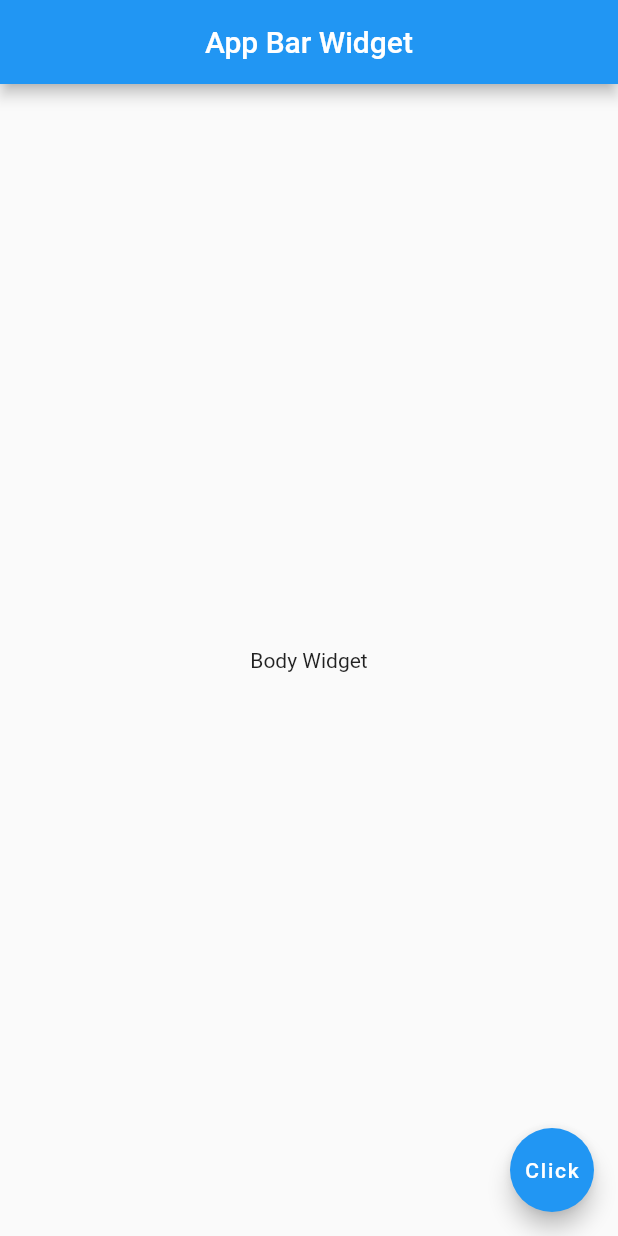
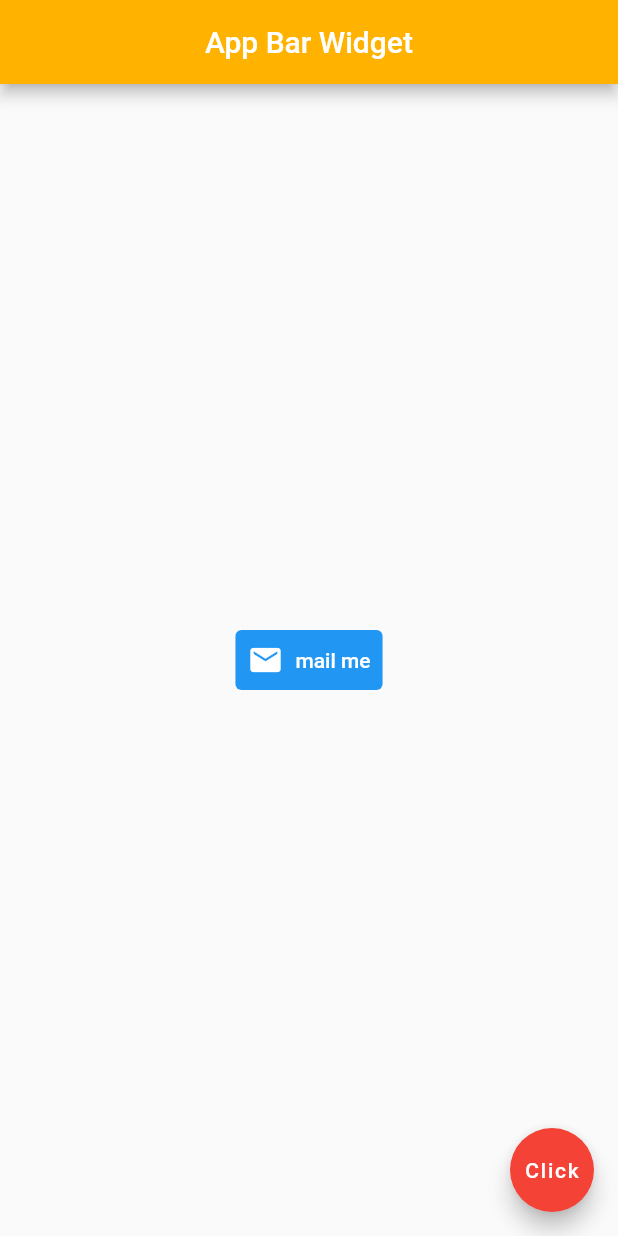
Before and after one commit to metinyildiran/hello_flutter, a Flutter app: the screen it shows after launch, on a phone screen of 412 x 824 dp. Run offline on Flutter 3.47's test engine with Material 2 defaults, Android fonts, the phone set to English and light mode, and no system bars.

Commit message:
Added button

```diff
--- a/lib/main.dart
+++ b/lib/main.dart
@@ -1,17 +1,33 @@
 import 'package:flutter/material.dart';
 
-void main() => runApp(MaterialApp(
-      home: Scaffold(
+void main() => runApp(const MaterialApp(home: Home()));
+
+class Home extends StatelessWidget {
+  const Home({Key? key}) : super(key: key);
+
+  @override
+  Widget build(BuildContext context) {
+    return Scaffold(
       appBar: AppBar(
         title: const Text("App Bar Widget"),
         centerTitle: true,
+        backgroundColor: Colors.amber[600],
       ),
-        body: const Center(
-          child: Text("Body Widget"),
+      body: Center(
+          child: TextButton.icon(
+        style: ButtonStyle(
+          foregroundColor: MaterialStateProperty.all(Colors.white),
+          backgroundColor: MaterialStateProperty.all(Colors.blue),
         ),
+        onPressed: () {},
+        icon: Icon(Icons.mail),
+        label: Text("mail me"),
+      )),
       floatingActionButton: FloatingActionButton(
         onPressed: () {},
         child: const Text("Click"),
+        backgroundColor: Colors.red,
       ),
-      ),
-    ));
+    );
+  }
+}
```
Also changed, not shown: pubspec.yaml (+7 -15 lines), fonts/IndieFlower-Regular.ttf (added), images/fashion.jpg (added). Lines whose indentation alone changed are shown as unchanged.
